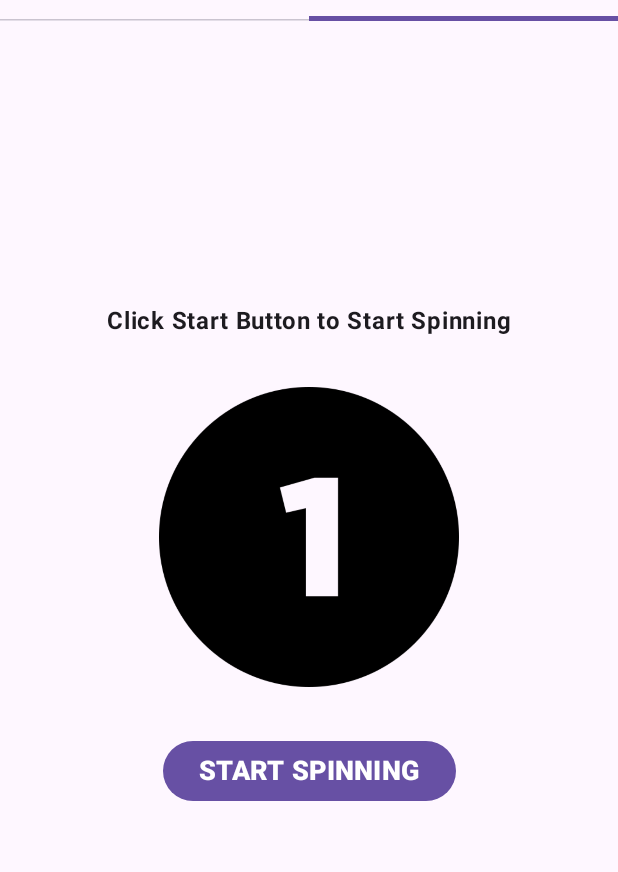
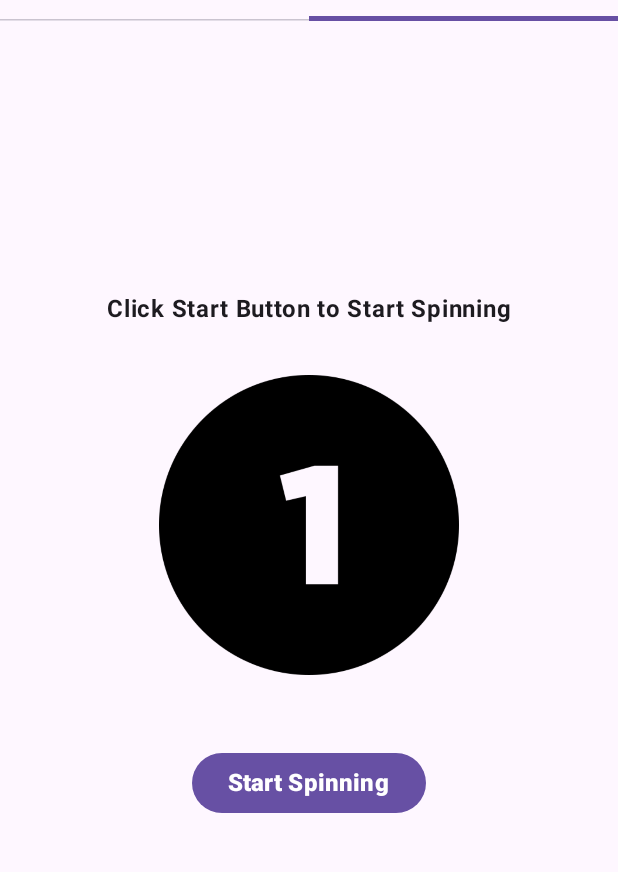
Before and after one commit to SaingHmineTun/LattHtautBayDin, an Android app built with Jetpack Compose: the ChooseNumberScreen screen opened through its navigation route, tab 2 chosen, on a phone screen of 412 x 824 dp, the part 147-1019 px from its top. Run offline under Robolectric (Android 15) with nearby library versions, the light colour scheme and no system bars.

Commit message:
Updated: Improve some design!!!

```diff
--- a/app/src/main/java/it/saimao/latthtautbaydin/ui/screen/HomeScreen.kt
+++ b/app/src/main/java/it/saimao/latthtautbaydin/ui/screen/HomeScreen.kt
@@ -1,5 +1,7 @@
 package it.saimao.latthtautbaydin.ui.screen
 
+import androidx.compose.foundation.BorderStroke
+import androidx.compose.foundation.border
 import androidx.compose.foundation.layout.Column
 import androidx.compose.foundation.layout.PaddingValues
 import androidx.compose.foundation.layout.Row
@@ -10,26 +12,35 @@ import androidx.compose.foundation.layout.padding
 import androidx.compose.foundation.layout.width
 import androidx.compose.foundation.lazy.LazyColumn
 import androidx.compose.foundation.lazy.items
+import androidx.compose.material.icons.Icons
+import androidx.compose.material.icons.filled.Clear
 import androidx.compose.material3.Card
 import androidx.compose.material3.ExperimentalMaterial3Api
+import androidx.compose.material3.Icon
+import androidx.compose.material3.IconButton
 import androidx.compose.material3.MaterialTheme
 import androidx.compose.material3.OutlinedTextField
 import androidx.compose.material3.OutlinedTextFieldDefaults
 import androidx.compose.material3.Text
 import androidx.compose.material3.TextField
+import androidx.compose.material3.TextFieldDefaults
 import androidx.compose.runtime.Composable
 import androidx.compose.runtime.getValue
 import androidx.compose.runtime.mutableStateOf
 import androidx.compose.runtime.remember
 import androidx.compose.runtime.setValue
 import androidx.compose.ui.Modifier
+import androidx.compose.ui.graphics.Color
 import androidx.compose.ui.platform.LocalContext
+import androidx.compose.ui.res.painterResource
 import androidx.compose.ui.tooling.preview.Preview
 import androidx.compose.ui.unit.dp
 import androidx.lifecycle.viewmodel.compose.viewModel
+import it.saimao.latthtautbaydin.R
 import it.saimao.latthtautbaydin.data.Question
 import it.saimao.latthtautbaydin.ui.Utility
 
+@OptIn(ExperimentalMaterial3Api::class)
 @Composable
 fun HomeScreen(onSelectQuestion: (Int) -> Unit, modifier: Modifier = Modifier) {
 
@@ -42,15 +53,27 @@ fun HomeScreen(onSelectQuestion: (Int) -> Unit, modifier: Modifier = Modifier) {
         mutableStateOf("")
     }
 
+
+
+    fun filterList() {
+        uiState = if (text.isNotEmpty()) {
+            questions.filter {
+                it.questionName.contains(text)
+            }
+        } else {
+            questions
+        }
+    }
+
     Column(
         modifier = modifier.padding(8.dp)
     ) {
 
-        OutlinedTextField(value = text,
+        OutlinedTextField(
+            value = text,
             label = {
                 Text(text = "Filter questions")
             },
-            modifier = Modifier.fillMaxWidth(),
             colors = OutlinedTextFieldDefaults.colors(
                 focusedContainerColor = MaterialTheme.colorScheme.secondaryContainer,
                 unfocusedContainerColor = MaterialTheme.colorScheme.secondaryContainer,
@@ -58,18 +81,33 @@ fun HomeScreen(onSelectQuestion: (Int) -> Unit, modifier: Modifier = Modifier) {
             ),
             onValueChange = { inputText ->
                 text = inputText
-                uiState = if (inputText.isNotEmpty()) {
-                    questions.filter {
-                        it.questionName.contains(inputText)
-                    }
-                } else {
-                    questions
+                filterList()
+            },
+            trailingIcon = {
+                IconButton(onClick = {
+                    text = ""
+                    filterList()
+                }) {
+                    Icon(
+                        imageVector = Icons.Default.Clear,
+                        contentDescription = "Clear Filter Text Field"
+                    )
                 }
-            })
+            },
+            leadingIcon = {
+                Icon(painterResource(id = R.drawable.filter), contentDescription = "Filter List")
+            },
+
+            modifier = Modifier
+                .fillMaxWidth()
+                .border(BorderStroke(width = 2.dp, color = MaterialTheme.colorScheme.primary)),
+        )
         Spacer(modifier = Modifier.height(16.dp))
         CardList(listOfQuestion = uiState, onSelectQuestion = onSelectQuestion)
     }
+
 }
+
 
 @OptIn(ExperimentalMaterial3Api::class)
 @Composable
--- a/app/src/main/java/it/saimao/latthtautbaydin/ui/screen/NumberScreen.kt
+++ b/app/src/main/java/it/saimao/latthtautbaydin/ui/screen/NumberScreen.kt
@@ -132,7 +132,7 @@ fun RandomScreen(onSelectNumber: (Int) -> Unit, modifier: Modifier = Modifier) {
             modifier = Modifier.size(200.dp),
             contentDescription = "Number Image"
         )
-        Spacer(modifier = Modifier.height(32.dp))
+        Spacer(modifier = Modifier.height(48.dp))
         Button(onClick = {
             isSpinning = !isSpinning
             buttonText = if (isSpinning) {
@@ -144,7 +144,7 @@ fun RandomScreen(onSelectNumber: (Int) -> Unit, modifier: Modifier = Modifier) {
         }) {
             Text(
                 text = stringResource(id = buttonText),
-                fontSize = 18.sp, fontWeight = FontWeight.ExtraBold
+                fontSize = 16.sp, fontWeight = FontWeight.ExtraBold
             )
         }
     }
--- a/app/src/main/res/values/strings.xml
+++ b/app/src/main/res/values/strings.xml
@@ -3,8 +3,8 @@
     <string name="select_question">Select Question</string>
     <string name="choose_number">Choose Number</string>
     <string name="your_answer">Your Answer</string>
-    <string name="start_spinning">START SPINNING</string>
-    <string name="stop_spinning">STOP SPINNING</string>
+    <string name="start_spinning">Start Spinning</string>
+    <string name="stop_spinning">Stop Spinning</string>
     <string name="question">အမေး</string>
     <string name="answer">အဟော</string>
 </resources>
```
Also changed, not shown: app/src/main/res/drawable/filter.png (added).
